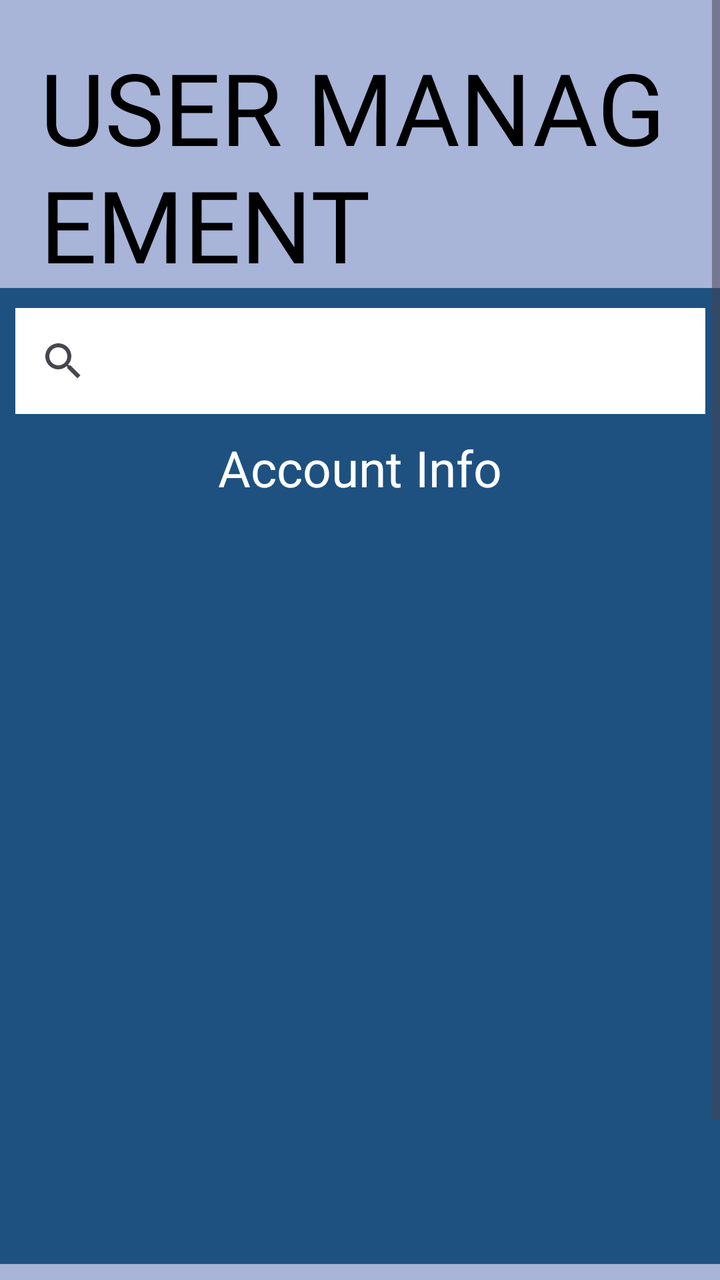
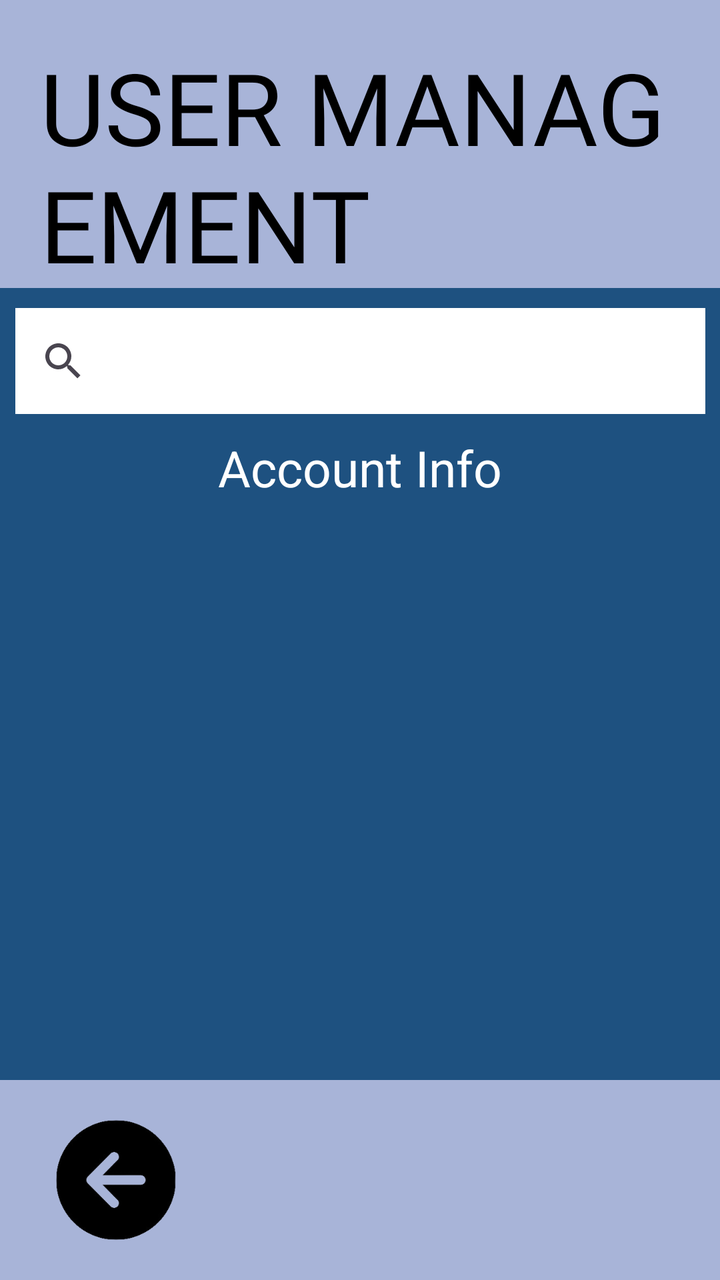

Before-and-after screenshots of an Android layout around one commit, followed by the original layout XML and the change that was made.
<!-- AndroidManifest.xml: application theme Theme.FinalsApplication -->
<!-- res/layout/user_management.xml -->
<?xml version="1.0" encoding="utf-8"?>
<RelativeLayout xmlns:android="http://schemas.android.com/apk/res/android"
    android:layout_width="match_parent"
    android:layout_height="match_parent"
    xmlns:tools="http://schemas.android.com/tools"
    xmlns:app="http://schemas.android.com/apk/res-auto"
    android:background="#1e5180">

    <ScrollView
        android:layout_width="409dp"
        android:layout_height="729dp"
        tools:layout_editor_absoluteX="1dp"
        tools:layout_editor_absoluteY="1dp">

        <LinearLayout
            android:layout_width="match_parent"
            android:layout_height="wrap_content"
            android:orientation="vertical">

            <LinearLayout
                android:layout_width="match_parent"
                android:layout_height="144dp"
                android:background="#a8b4d8"
                android:orientation="vertical">

                <TextView
                    android:id="@+id/mainLabel1"
                    android:layout_width="wrap_content"
                    android:layout_height="wrap_content"
                    android:layout_marginStart="20dp"
                    android:layout_marginTop="20dp"
                    android:fontFamily="@font/roboto_black"
                    android:text="USER MANAGEMENT"
                    android:textColor="@color/black"
                    android:textSize="50sp" />

            </LinearLayout>

            <androidx.constraintlayout.widget.ConstraintLayout
                android:layout_width="match_parent"
                android:layout_height="488dp">

                <TextView
                    android:id="@+id/nameLabel"
                    android:layout_width="wrap_content"
                    android:layout_height="wrap_content"
                    android:layout_marginTop="10dp"
                    android:text="Account Info"
                    android:textColor="@color/white"
                    android:textSize="25sp"
                    app:layout_constraintEnd_toEndOf="parent"
                    app:layout_constraintStart_toStartOf="parent"
                    app:layout_constraintTop_toBottomOf="@+id/searchView" />

                <ListView
                    android:id="@+id/list"
                    android:layout_width="match_parent"
                    android:layout_height="376dp"
                    android:layout_marginStart="4dp"
                    android:layout_marginTop="15dp"
                    android:textColor="@color/white"
                    app:layout_constraintStart_toStartOf="parent"
                    app:layout_constraintTop_toBottomOf="@+id/nameLabel" />

                <SearchView
                    android:id="@+id/searchView"
                    android:layout_width="345dp"
                    android:layout_height="53dp"
                    android:layout_marginTop="10dp"
                    android:background="@color/white"
                    app:layout_constraintEnd_toEndOf="parent"
                    app:layout_constraintStart_toStartOf="parent"
                    app:layout_constraintTop_toTopOf="parent" />


            </androidx.constraintlayout.widget.ConstraintLayout>

            <LinearLayout
                android:layout_width="match_parent"
                android:layout_height="100dip"
                android:layout_alignParentBottom="true"
                android:background="#a8b4d8">

                <ImageButton
                    android:id="@+id/backButton"
                    android:layout_width="76dp"
                    android:layout_height="wrap_content"
                    android:layout_marginStart="20dp"
                    android:layout_marginTop="20dp"
                    android:layout_marginBottom="20dp"
                    android:background="?android:attr/selectableItemBackground"
                    android:scaleType="fitCenter"
                    android:src="@drawable/arrowleft" />


            </LinearLayout>

        </LinearLayout>
    </ScrollView>
</RelativeLayout>
<!-- resources referenced by this layout -->
<resources>
  <color name="black">#000000</color>
  <color name="white">#FFFFFFFF</color>
  <!-- drawable arrowleft: png bitmap (drawable, 16559 bytes) -->
  <style name="Theme.FinalsApplication" parent="Base.Theme.FinalsApplication" />
  <style name="Base.Theme.FinalsApplication" parent="Theme.Material3.DayNight.NoActionBar">
          
          
          <item name="android:statusBarColor">#00000000</item>
      </style>
</resources>

<!-- the commit's change to res/layout/user_management.xml (unified diff, before → after) -->
@@ -75,26 +75,23 @@
 
             </androidx.constraintlayout.widget.ConstraintLayout>
 
-            <LinearLayout
-                android:layout_width="match_parent"
-                android:layout_height="100dip"
-                android:layout_alignParentBottom="true"
-                android:background="#a8b4d8">
-
-                <ImageButton
-                    android:id="@+id/backButton"
-                    android:layout_width="76dp"
-                    android:layout_height="wrap_content"
-                    android:layout_marginStart="20dp"
-                    android:layout_marginTop="20dp"
-                    android:layout_marginBottom="20dp"
-                    android:background="?android:attr/selectableItemBackground"
-                    android:scaleType="fitCenter"
-                    android:src="@drawable/arrowleft" />
-
-
-            </LinearLayout>
-
         </LinearLayout>
     </ScrollView>
+    <LinearLayout
+        android:layout_width="match_parent"
+        android:layout_height="100dip"
+        android:layout_alignParentBottom="true"
+        android:background="#a8b4d8">
+
+        <ImageButton
+            android:id="@+id/backButton"
+            android:layout_width="76dp"
+            android:layout_height="wrap_content"
+            android:layout_marginStart="20dp"
+            android:layout_marginTop="20dp"
+            android:layout_marginBottom="20dp"
+            android:background="?android:attr/selectableItemBackground"
+            android:scaleType="fitCenter"
+            android:src="@drawable/arrowleft" />
+    </LinearLayout>
 </RelativeLayout>
